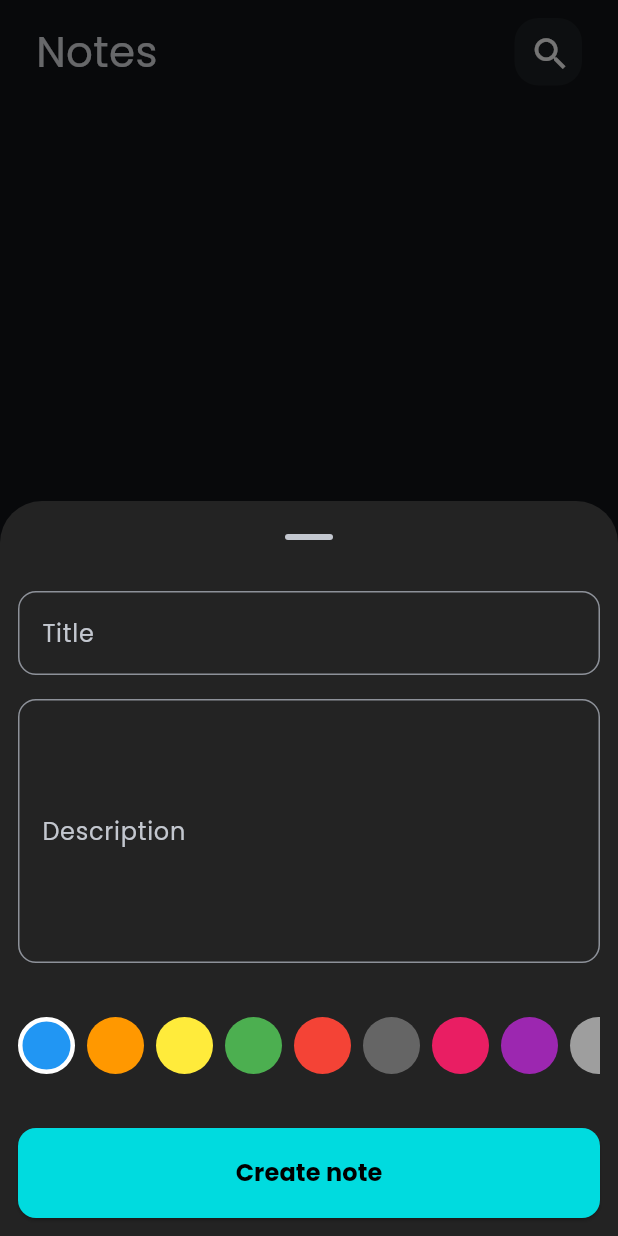
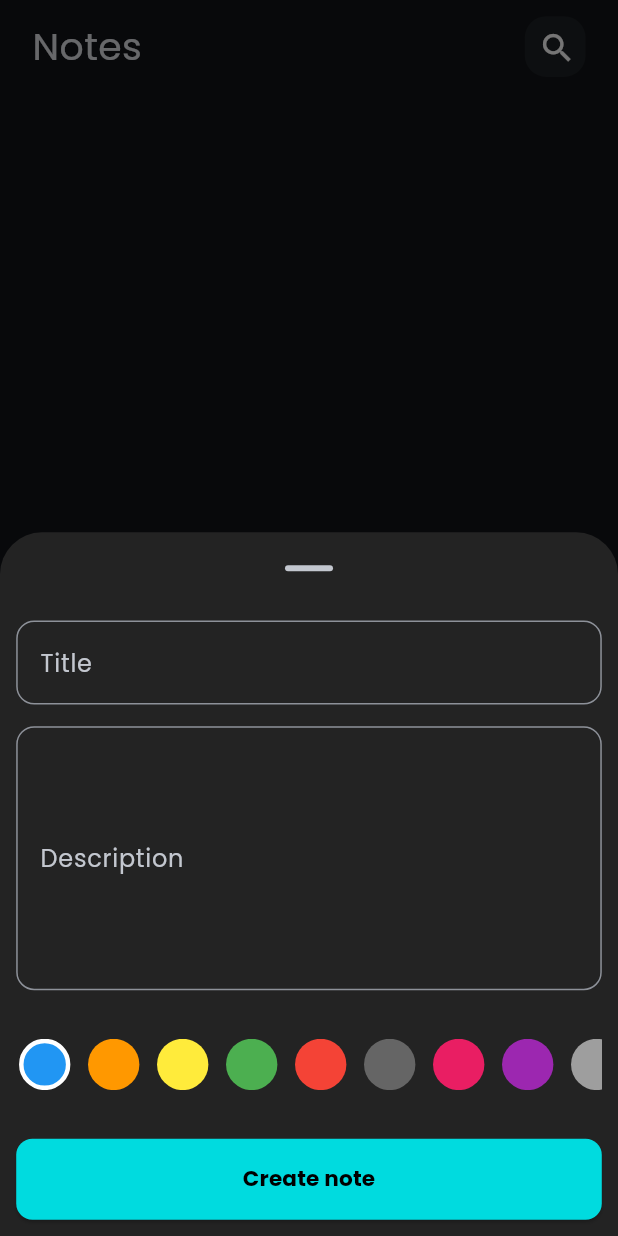
Before and after one commit to SidahmedBelkadi/flutter_notes_app_with_hive, a Flutter app: the screen it shows after launch, after a tap on the "add" icon, on a phone screen of 412 x 824 dp. Run offline on Flutter 3.47's test engine with Material 3 defaults, Android fonts, the phone set to English and light mode, and no system bars; our stand-ins replace bloc, equatable, flutter_bloc, flutter_screenutil, hive, hive_flutter; accounts and stored records are empty.

Commit message:
Made the app responsive

```diff
--- a/lib/screens/notes_screen.dart
+++ b/lib/screens/notes_screen.dart
@@ -1,4 +1,5 @@
 import 'package:flutter/material.dart';
+import 'package:flutter_screenutil/flutter_screenutil.dart';
 import 'package:notes_app_hive_db/core/constants/app_colors.dart';
 import 'package:notes_app_hive_db/screens/widgets/add_note_modal_bottom_sheet.dart';
 import 'package:notes_app_hive_db/screens/widgets/notes_screen_body.dart';
@@ -22,7 +23,7 @@ class NotesScreen extends StatelessWidget {
           },
         ),
         backgroundColor: AppColors.blue,
-        child: const Icon(Icons.add, color: Colors.black, size: 28),
+        child: Icon(Icons.add, color: Colors.black, size: 28.sp),
       ),
     );
   }
--- a/lib/screens/widgets/add_note_form.dart
+++ b/lib/screens/widgets/add_note_form.dart
@@ -1,5 +1,6 @@
 import 'package:flutter/material.dart';
 import 'package:flutter_bloc/flutter_bloc.dart';
+import 'package:flutter_screenutil/flutter_screenutil.dart';
 import 'package:notes_app_hive_db/core/constants/app_strings.dart';
 import 'package:notes_app_hive_db/core/helpers/snackbar.dart';
 import 'package:notes_app_hive_db/cubits/add_note/add_note_cubit.dart';
@@ -40,7 +41,7 @@ class _AddNoteFormState extends State<AddNoteForm> {
       },
       builder: (context, state) {
         return Container(
-          padding: const EdgeInsets.all(12.0),
+          padding: EdgeInsets.all(12.0.sp),
           child: AbsorbPointer(
             absorbing: state is AddNoteLoadingState ? true : false,
             child: Form(
@@ -51,29 +52,29 @@ class _AddNoteFormState extends State<AddNoteForm> {
                     title: "Title",
                     textEditingController: titleTextEditingController,
                   ),
-                  const SizedBox(height: 16),
+                  SizedBox(height: 16.h),
                   CustomTextFormField(
                     title: "Description",
                     textEditingController: descriptionTextEditingController,
                     maxLines: 6,
                   ),
-                  const SizedBox(height: 36),
+                  SizedBox(height: 36.h),
                   const ColorsListView(),
-                  const SizedBox(height: 36),
+                  SizedBox(height: 36.h),
                   CustomAddNoteFormElevatedButton(
                     onPressed: () => _validateAndAddNewNote(),
                     child: state is AddNoteLoadingState
-                        ? const SizedBox(
-                            height: 24,
-                            width: 24,
+                        ? SizedBox(
+                            height: 24.h,
+                            width: 24.w,
                             child: CircularProgressIndicator(
                               color: Colors.black,
                             ),
                           )
-                        : const Text(
+                        : Text(
                             "Create note",
                             style: TextStyle(
-                              fontSize: 16,
+                              fontSize: 16.sp,
                               color: Colors.black,
                               fontWeight: FontWeight.bold,
                             ),
--- a/lib/screens/widgets/add_note_form_button.dart
+++ b/lib/screens/widgets/add_note_form_button.dart
@@ -1,4 +1,5 @@
 import 'package:flutter/material.dart';
+import 'package:flutter_screenutil/flutter_screenutil.dart';
 import 'package:notes_app_hive_db/core/constants/app_colors.dart';
 
 class CustomAddNoteFormElevatedButton extends StatelessWidget {
@@ -13,16 +14,16 @@ class CustomAddNoteFormElevatedButton extends StatelessWidget {
   @override
   Widget build(BuildContext context) {
     return SizedBox(
-      height: 60,
+      height: 60.h,
       width: MediaQuery.of(context).size.width,
       child: ElevatedButton(
         onPressed: onPressed,
         style: ElevatedButton.styleFrom(
           backgroundColor: AppColors.blue,
           foregroundColor: Colors.white,
-          padding: const EdgeInsets.symmetric(vertical: 16),
+          padding: EdgeInsets.symmetric(vertical: 16.sp),
           shape: RoundedRectangleBorder(
-            borderRadius: BorderRadius.circular(12.0),
+            borderRadius: BorderRadius.circular(12.0.sp),
           ),
         ),
         child: child,
--- a/lib/screens/widgets/color_picker_item.dart
+++ b/lib/screens/widgets/color_picker_item.dart
@@ -1,4 +1,5 @@
 import 'package:flutter/material.dart';
+import 'package:flutter_screenutil/flutter_screenutil.dart';
 
 class ColorPickerItem extends StatelessWidget {
   final bool isSelected;
@@ -16,12 +17,12 @@ class ColorPickerItem extends StatelessWidget {
     return GestureDetector(
       onTap: onTap,
       child: Container(
-        height: 38,
-        width: 38,
+        height: 38.h,
+        width: 38.w,
         decoration: BoxDecoration(
           color: color,
-          border: isSelected ? Border.all(color: Colors.white, width: 3) : null,
-          borderRadius: BorderRadius.circular(32),
+          shape: BoxShape.circle,
+          border: isSelected ? Border.all(color: Colors.white, width: 3.w) : null,
         ),
       ),
     );
--- a/lib/screens/widgets/colors_list_view.dart
+++ b/lib/screens/widgets/colors_list_view.dart
@@ -1,5 +1,6 @@
 import 'package:flutter/material.dart';
 import 'package:flutter_bloc/flutter_bloc.dart';
+import 'package:flutter_screenutil/flutter_screenutil.dart';
 import 'package:notes_app_hive_db/cubits/add_note/add_note_cubit.dart';
 import 'package:notes_app_hive_db/screens/widgets/color_picker_item.dart';
 
@@ -29,7 +30,7 @@ class _ColorsListViewState extends State<ColorsListView> {
   Widget build(BuildContext context) {
     return Center(
       child: SizedBox(
-        height: 38,
+        height: 38.h,
         child: ListView.separated(
           scrollDirection: Axis.horizontal,
           shrinkWrap: true,
@@ -43,7 +44,7 @@ class _ColorsListViewState extends State<ColorsListView> {
               setState(() {});
             },
           ),
-          separatorBuilder: (_, __) => const SizedBox(width: 8),
+          separatorBuilder: (_, __) => SizedBox(width: 8.w),
         ),
       ),
     );
--- a/lib/screens/widgets/custom_app_bar.dart
+++ b/lib/screens/widgets/custom_app_bar.dart
@@ -1,4 +1,5 @@
 import 'package:flutter/material.dart';
+import 'package:flutter_screenutil/flutter_screenutil.dart';
 
 import 'custom_appbar_icon.dart';
 
@@ -15,7 +16,7 @@ class CustomAppBar extends StatelessWidget {
       children: [
         Text(
           title,
-          style: const TextStyle(fontSize: 28),
+          style: TextStyle(fontSize: 28.sp),
         ),
         CustomAppBarIcon(
           icon: icon,
--- a/lib/screens/widgets/custom_appbar_icon.dart
+++ b/lib/screens/widgets/custom_appbar_icon.dart
@@ -1,4 +1,5 @@
 import 'package:flutter/material.dart';
+import 'package:flutter_screenutil/flutter_screenutil.dart';
 
 class CustomAppBarIcon extends StatelessWidget {
   final IconData icon;
@@ -10,15 +11,15 @@ class CustomAppBarIcon extends StatelessWidget {
     return GestureDetector(
       onTap: onPressed,
       child: Container(
-        height: 45,
-        width: 45,
+        height: 45.sp,
+        width: 45.sp,
         alignment: Alignment.center,
-        padding: const EdgeInsets.all(10.0),
+        padding: EdgeInsets.all(10.0.sp),
         decoration: BoxDecoration(
           color: Colors.white.withOpacity(.05),
-          borderRadius: BorderRadius.circular(16),
+          borderRadius: BorderRadius.circular(16.sp),
         ),
-        child: Icon(icon, size: 28),
+        child: Icon(icon, size: 28.sp),
       ),
     );
   }
--- a/lib/screens/widgets/notes_list_view.dart
+++ b/lib/screens/widgets/notes_list_view.dart
@@ -1,5 +1,6 @@
 import 'package:flutter/material.dart';
 import 'package:flutter_bloc/flutter_bloc.dart';
+import 'package:flutter_screenutil/flutter_screenutil.dart';
 import 'package:notes_app_hive_db/core/constants/app_strings.dart';
 import 'package:notes_app_hive_db/cubits/get_notes/get_notes_cubit.dart';
 
@@ -19,11 +20,11 @@ class NotesListView extends StatelessWidget {
         } else if (state is GetNotesLoadedState) {
           return Expanded(
             child: ListView.separated(
-              padding: const EdgeInsets.only(top: 16, bottom: 8),
+              padding: EdgeInsets.only(top: 16.sp, bottom: 8.sp),
               shrinkWrap: true,
               itemCount: state.notes.length,
               itemBuilder: (context, index) => NoteItem(noteModel: state.notes[index]),
-              separatorBuilder: (_, __) => const SizedBox(height: 16),
+              separatorBuilder: (_, __) => SizedBox(height: 16.h),
             ),
           );
         }
--- a/lib/screens/widgets/notes_screen_body.dart
+++ b/lib/screens/widgets/notes_screen_body.dart
@@ -1,5 +1,6 @@
 import 'package:flutter/material.dart';
 import 'package:flutter_bloc/flutter_bloc.dart';
+import 'package:flutter_screenutil/flutter_screenutil.dart';
 import 'package:notes_app_hive_db/cubits/get_notes/get_notes_cubit.dart';
 import 'notes_list_view.dart';
 import 'custom_app_bar.dart';
@@ -20,9 +21,9 @@ class _NotesSceenBodyState extends State<NotesSceenBody> {
 
   @override
   Widget build(BuildContext context) {
-    return const SafeArea(
+    return SafeArea(
       child: Padding(
-        padding: EdgeInsets.symmetric(horizontal: 24, vertical: 12),
+        padding: EdgeInsets.symmetric(horizontal: 24.sp, vertical: 12.sp),
         child: Column(
           children: [
             CustomAppBar(title: 'Notes', icon: Icons.search),
```
Also changed, not shown: lib/screens/widgets/edit_note_screen_body.dart (+6 -3 lines), lib/screens/widgets/note_item.dart (+12 -11 lines).
